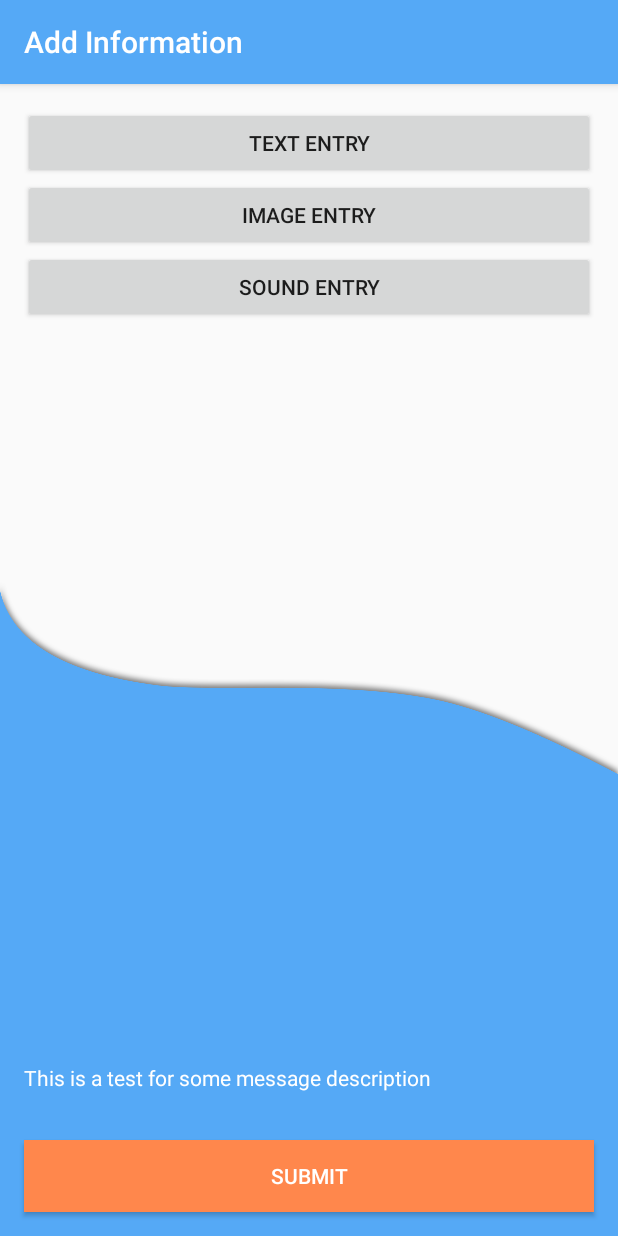
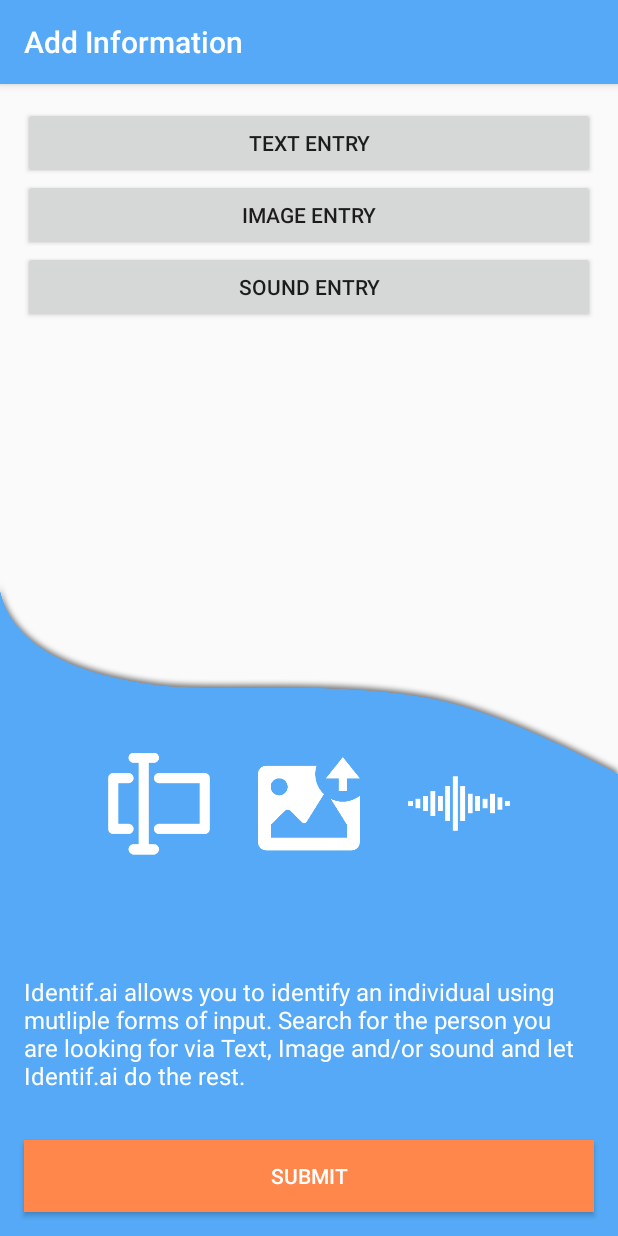
Before and after one commit to itsAlexNguyen/Identif.ai, an Android app: the InputController screen opened directly, with no data from a screen before it, on a phone screen of 412 x 824 dp. Run offline under Robolectric (Android 15) with nearby library versions, the phone set to English and light mode, and no system bars.

Commit message:
added descriptions for inputs

```diff
--- a/identifai/src/main/res/layout/activity_input_controller.xml
+++ b/identifai/src/main/res/layout/activity_input_controller.xml
@@ -37,13 +37,45 @@
         android:importantForAccessibility="no"
         android:src="@drawable/bottom_section" />
 
+    <LinearLayout
+        android:layout_width="match_parent"
+        android:layout_height="wrap_content"
+        android:layout_above="@+id/input_description"
+        android:gravity="center"
+        android:orientation="horizontal"
+        android:padding="@dimen/app_default_padding">
+
+        <ImageView
+            android:layout_width="100dp"
+            android:layout_height="wrap_content"
+            android:importantForAccessibility="no"
+            android:padding="@dimen/app_default_padding"
+            android:src="@drawable/text_icon" />
+
+        <ImageView
+            android:layout_width="100dp"
+            android:layout_height="wrap_content"
+            android:importantForAccessibility="no"
+            android:padding="@dimen/app_default_padding"
+            android:src="@drawable/image_upload_icon" />
+
+        <ImageView
+            android:layout_width="100dp"
+            android:layout_height="wrap_content"
+            android:importantForAccessibility="no"
+            android:padding="@dimen/app_default_padding"
+            android:src="@drawable/sound_upload_icon" />
+    </LinearLayout>
+
     <TextView
+        android:id="@+id/input_description"
         android:layout_width="match_parent"
         android:layout_height="wrap_content"
         android:layout_above="@+id/submit_button"
         android:layout_margin="@dimen/app_default_padding"
-        android:text="This is a test for some message description"
-        android:textColor="@android:color/white" />
+        android:text="@string/input_description"
+        android:textColor="@android:color/white"
+        android:textSize="16sp" />
 
     <Button
         android:id="@+id/submit_button"
--- a/identifai/src/main/res/values/strings.xml
+++ b/identifai/src/main/res/values/strings.xml
@@ -15,7 +15,9 @@
     <string name="input_text">Text Entry</string>
     <string name="input_image">Image Entry</string>
     <string name="input_souond">Sound Entry</string>
-
+    <string name="input_description">Identif.ai allows you to identify an individual using mutliple forms of
+        input. Search for the person you are looking for via Text, Image and/or sound and let Identif.ai do the
+    rest. </string>
     <!--Recent Searches-->
     <string name="recent_searches_header">Recent Searches</string>
 
--- a/image/src/main/res/layout/activity_image_entry_controller.xml
+++ b/image/src/main/res/layout/activity_image_entry_controller.xml
@@ -47,7 +47,8 @@
         android:layout_above="@+id/submit_button"
         android:layout_margin="@dimen/app_default_padding"
         android:text="@string/select_image_description"
-        android:textColor="@android:color/white" />
+        android:textColor="@android:color/white"
+        android:textSize="16sp" />
 
     <Button
         android:id="@+id/submit_button"
--- a/sound/src/main/res/values/strings.xml
+++ b/sound/src/main/res/values/strings.xml
@@ -1,4 +1,6 @@
 <resources>
     <string name="app_name">sound</string>
     <string name="record_sound">Record Sound</string>
+    <string name="sound_description">Use the power of sound recognition to uncover the identity of an
+        individual. Simply start recording and Identif.ai will do the rest.</string>
 </resources>
--- a/text/src/main/res/layout/activity_text_entry_controller.xml
+++ b/text/src/main/res/layout/activity_text_entry_controller.xml
@@ -20,7 +20,7 @@
             android:layout_gravity="top"
             android:adjustViewBounds="true"
             android:importantForAccessibility="no"
-            android:src="@drawable/main_screen_header" />
+            android:src="@drawable/text_upload_icon" />
 
         <EditText
             android:id="@+id/text_entry_edittext"
```
Also changed, not shown: sound/src/main/res/layout/activity_sound.xml (+14 -3 lines), app-core/src/main/res/drawable-mdpi/main_header_bg.png (added), app-core/src/main/res/drawable-xxhdpi/main_header_bg.png (added), app-core/src/main/res/drawable-xxxhdpi/main_header_bg.png (added), sound/src/main/res/drawable-mdpi/sound_upload_icon.png (added), sound/src/main/res/drawable-xxhdpi/sound_upload_icon.png (added), sound/src/main/res/drawable-xxxhdpi/sound_upload_icon.png (added), text/src/main/res/drawable-mdpi/text_icon.png (added), text/src/main/res/drawable-mdpi/text_upload_icon.png (added), text/src/main/res/drawable-xxhdpi/text_icon.png (added), text/src/main/res/drawable-xxhdpi/text_upload_icon.png (added), text/src/main/res/drawable-xxxhdpi/text_icon.png (added), text/src/main/res/drawable-xxxhdpi/text_upload_icon.png (added).
